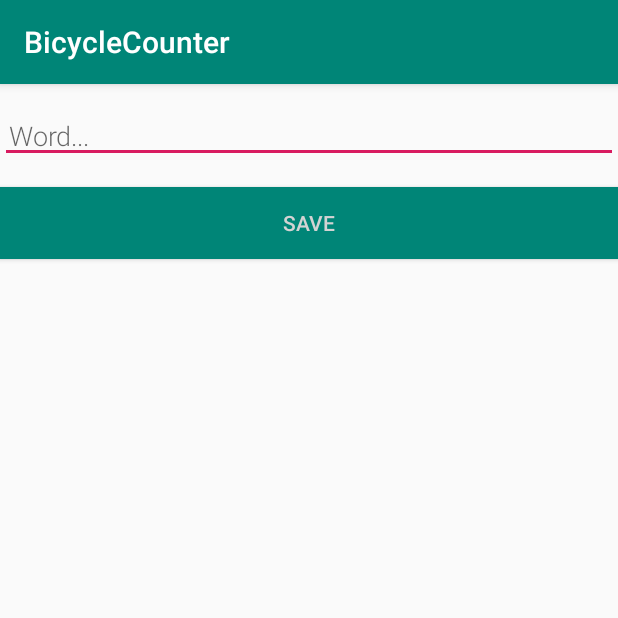
After one commit to wojtololog/bicycle-counter-test, an Android app: the NewDBElementActivity screen opened directly, with no data from a screen before it, on a phone screen of 412 x 824 dp, the top half of it. The commit adds this screen. Run offline under Robolectric (Android 15) with nearby library versions, the phone set to English and light mode, and no system bars.

Commit message:
Simple implementation of adding to database in activity NewDBElementActivity; RecyclerView implementation based on WordListAdapter

```diff
--- a/app/src/main/AndroidManifest.xml
+++ b/app/src/main/AndroidManifest.xml
@@ -25,8 +25,8 @@
         <activity
             android:name=".activities.TripsActivity"
             android:launchMode="singleTask">
-            >
         </activity>
+        <activity android:name=".activities.NewDBElementActivity"></activity>
     </application>
 
 </manifest>
--- /dev/null
+++ b/app/src/main/java/com/intern/wlacheta/testapp/activities/NewDBElementActivity.java
@@ -0,0 +1,39 @@
+package com.intern.wlacheta.testapp.activities;
+
+import android.content.Intent;
+import android.os.Bundle;
+import android.support.v7.app.AppCompatActivity;
+import android.text.TextUtils;
+import android.view.View;
+import android.widget.Button;
+import android.widget.EditText;
+
+import com.intern.wlacheta.testapp.R;
+
+public class NewDBElementActivity extends AppCompatActivity {
+    public static final String EXTRA_REPLY = "com.example.android.wordlistsql.REPLY";
+
+    private EditText mEditWordView;
+
+    @Override
+    public void onCreate(Bundle savedInstanceState) {
+        super.onCreate(savedInstanceState);
+        setContentView(R.layout.activity_new_word);
+        mEditWordView = findViewById(R.id.edit_word);
+
+        final Button button = findViewById(R.id.button_save);
+        button.setOnClickListener(new View.OnClickListener() {
+            public void onClick(View view) {
+                Intent replyIntent = new Intent();
+                if (TextUtils.isEmpty(mEditWordView.getText())) {
+                    setResult(RESULT_CANCELED, replyIntent);
+                } else {
+                    String word = mEditWordView.getText().toString();
+                    replyIntent.putExtra(EXTRA_REPLY, word);
+                    setResult(RESULT_OK, replyIntent);
+                }
+                finish();
+            }
+        });
+    }
+}
--- /dev/null
+++ b/app/src/main/res/layout/activity_new_word.xml
@@ -0,0 +1,27 @@
+<?xml version="1.0" encoding="utf-8"?>
+
+<LinearLayout xmlns:android="http://schemas.android.com/apk/res/android"
+    android:orientation="vertical" android:layout_width="match_parent"
+    android:layout_height="match_parent">
+
+    <EditText
+        android:id="@+id/edit_word"
+        android:layout_width="match_parent"
+        android:layout_height="wrap_content"
+        android:fontFamily="sans-serif-light"
+        android:hint="@string/hint_word"
+        android:inputType="textAutoComplete"
+        android:padding="@dimen/small_padding"
+        android:layout_marginBottom="@dimen/big_padding"
+        android:layout_marginTop="@dimen/big_padding"
+        android:textSize="18sp" />
+
+    <Button
+        android:id="@+id/button_save"
+        android:layout_width="match_parent"
+        android:layout_height="wrap_content"
+        android:background="@color/colorPrimary"
+        android:text="@string/button_save"
+        android:textColor="@color/buttonLabel" />
+
+</LinearLayout>
--- a/app/src/main/res/values/colors.xml
+++ b/app/src/main/res/values/colors.xml
@@ -3,4 +3,5 @@
     <color name="colorPrimary">#008577</color>
     <color name="colorPrimaryDark">#00574B</color>
     <color name="colorAccent">#D81B60</color>
+    <color name="buttonLabel">#d3d3d3</color>
 </resources>
--- a/app/src/main/res/values/dimens.xml
+++ b/app/src/main/res/values/dimens.xml
@@ -1,3 +1,5 @@
 <resources>
     <dimen name="fab_margin">16dp</dimen>
+    <dimen name="small_padding">6dp</dimen>
+    <dimen name="big_padding">16dp</dimen>
 </resources>
--- a/app/src/main/res/values/strings.xml
+++ b/app/src/main/res/values/strings.xml
@@ -12,4 +12,7 @@
     <string name="help">Help</string>
     <string name="tracker">Tracker</string>
     <string name="title_activity_main">MainActivity</string>
+    <string name="hint_word">Word...</string>
+    <string name="button_save">Save</string>
+    <string name="empty_not_saved">Word not saved because it is empty.</string>
 </resources>
```
Also changed, not shown: app/src/main/java/com/intern/wlacheta/testapp/activities/TripsActivity.java (+51 -0 lines), app/src/main/java/com/intern/wlacheta/testapp/database/WordListAdapter.java (added, +61 -0 lines).
